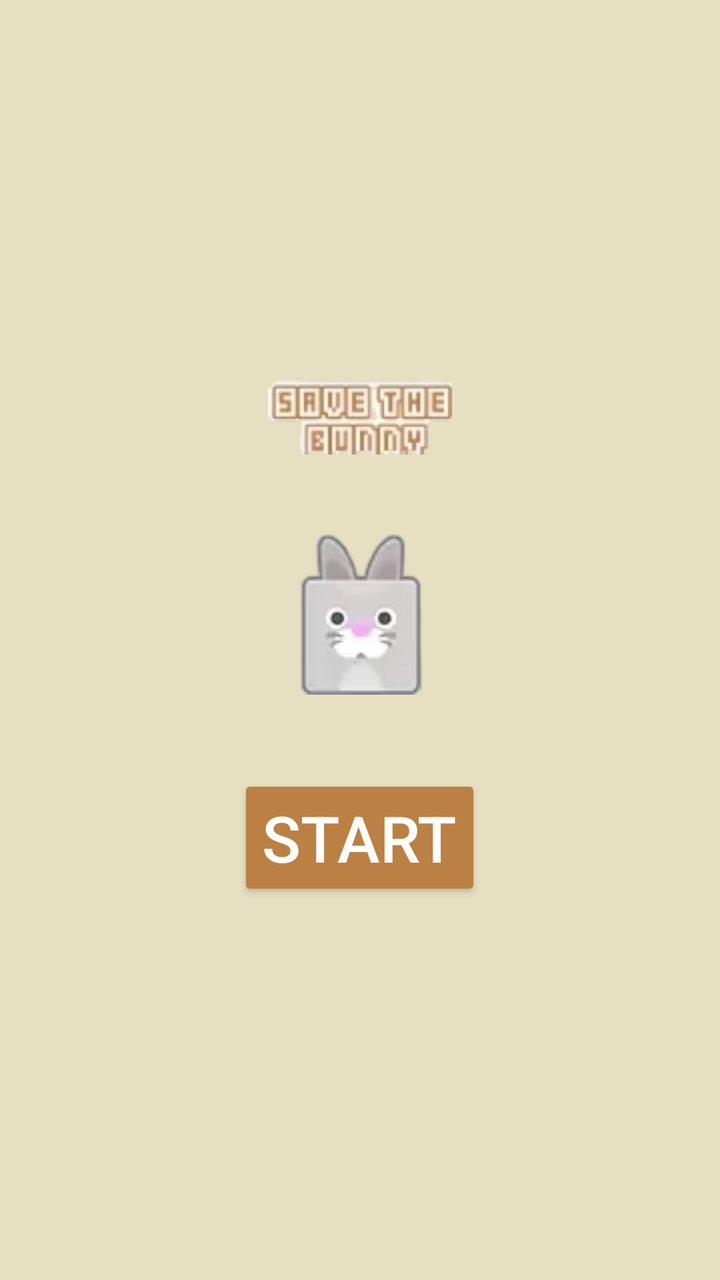
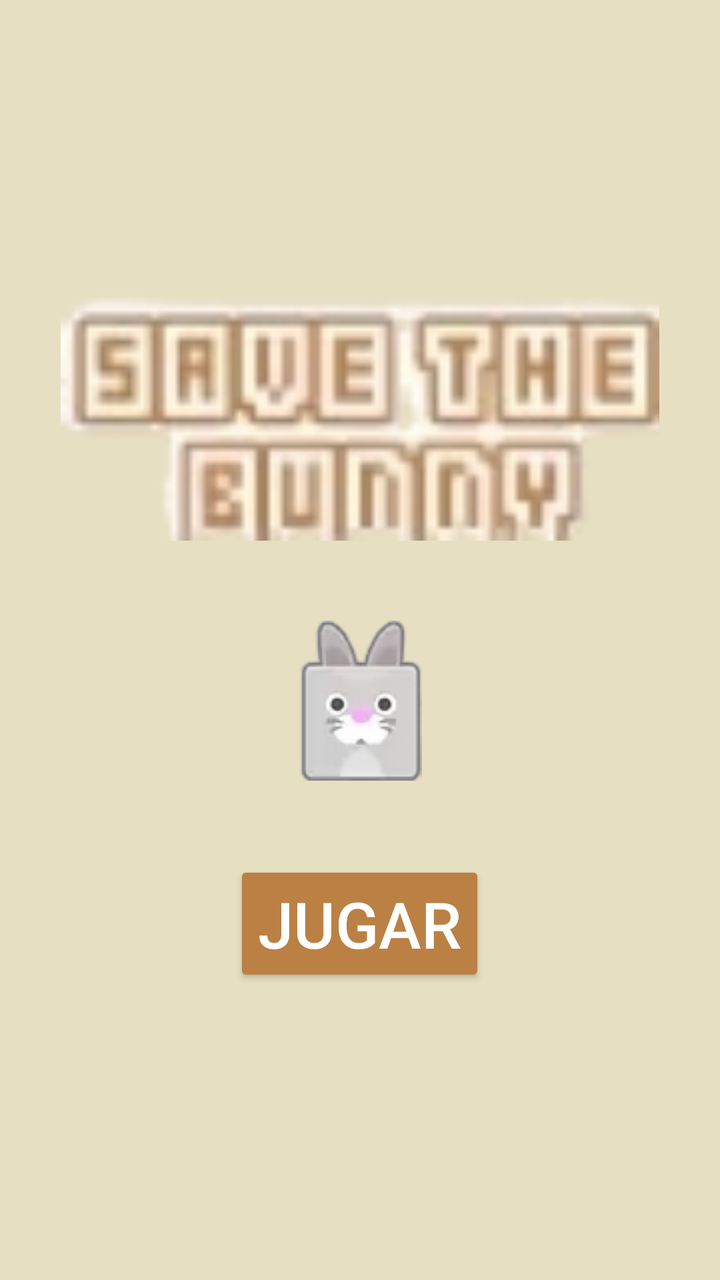

Compare the two renders of this Android layout. The source of the first and the diff that turns it into the second are given below.
<!-- AndroidManifest.xml: application theme Theme.ConejoJorge -->
<!-- res/layout/activity_main.xml -->
<?xml version="1.0" encoding="utf-8"?>
<LinearLayout xmlns:android="http://schemas.android.com/apk/res/android"
    xmlns:tools="http://schemas.android.com/tools"
    xmlns:app="http://schemas.android.com/apk/res-auto"

    android:id="@+id/main"
    android:layout_width="match_parent"
    android:layout_height="match_parent"
    tools:context=".MainActivity"
    android:orientation="vertical"
    android:background="#e7dfc2"
    android:gravity="center">
  <ImageView
      android:layout_width="wrap_content"
      android:layout_height="wrap_content"
      app:srcCompat ="@drawable/game_title"/>
  <ImageView
      android:layout_width="wrap_content"
      android:layout_height="wrap_content"
      app:srcCompat = "@drawable/rabbit"
      android:layout_marginTop="40dp"
      android:layout_marginBottom="40dp"/>
  <Button
      android:id="@+id/btnStart"
      android:layout_width="wrap_content"
      android:layout_height="wrap_content"
      android:text="Start"
      android:textSize="32sp"
      android:textColor="@color/white"
      android:backgroundTint="#bb8044"
      android:onClick="startGame"
      android:layout_gravity="center" />

      


  </LinearLayout>
<!-- resources referenced by this layout -->
<resources>
  <color name="white">#FFFFFFFF</color>
  <!-- drawable game_title: png bitmap (drawable, 7744 bytes) -->
  <!-- drawable rabbit: png bitmap (drawable, 7388 bytes) -->
  <style name="Theme.ConejoJorge" parent="Base.Theme.ConejoJorge" />
  <style name="Base.Theme.ConejoJorge" parent="Theme.Material3.DayNight.NoActionBar">
          
  
          
      </style>
</resources>

<!-- the commit's change to res/layout/activity_main.xml (unified diff, before → after) -->
@@ -11,12 +11,15 @@
     android:background="#e7dfc2"
     android:gravity="center">
   <ImageView
-      android:layout_width="wrap_content"
+      android:layout_width="300dp"
       android:layout_height="wrap_content"
+      android:adjustViewBounds="true"
+      android:contentDescription="@string/game_title"
       app:srcCompat ="@drawable/game_title"/>
   <ImageView
       android:layout_width="wrap_content"
       android:layout_height="wrap_content"
+      android:contentDescription="@string/rabbit"
       app:srcCompat = "@drawable/rabbit"
       android:layout_marginTop="40dp"
       android:layout_marginBottom="40dp"/>
@@ -24,7 +27,7 @@
       android:id="@+id/btnStart"
       android:layout_width="wrap_content"
       android:layout_height="wrap_content"
-      android:text="Start"
+      android:text="@string/start"
       android:textSize="32sp"
       android:textColor="@color/white"
       android:backgroundTint="#bb8044"
<!-- resource entries referenced after the edit -->
@@ -3,6 +3,9 @@
   <color name="white">#FFFFFFFF</color>
   <!-- drawable game_title: png bitmap (drawable, 7744 bytes) -->
   <!-- drawable rabbit: png bitmap (drawable, 7388 bytes) -->
+  <string name="game_title">Save the Bunny</string>
+  <string name="rabbit">Conejo</string>
+  <string name="start">Jugar</string>
   <style name="Theme.ConejoJorge" parent="Base.Theme.ConejoJorge" />
   <style name="Base.Theme.ConejoJorge" parent="Theme.Material3.DayNight.NoActionBar">
           
